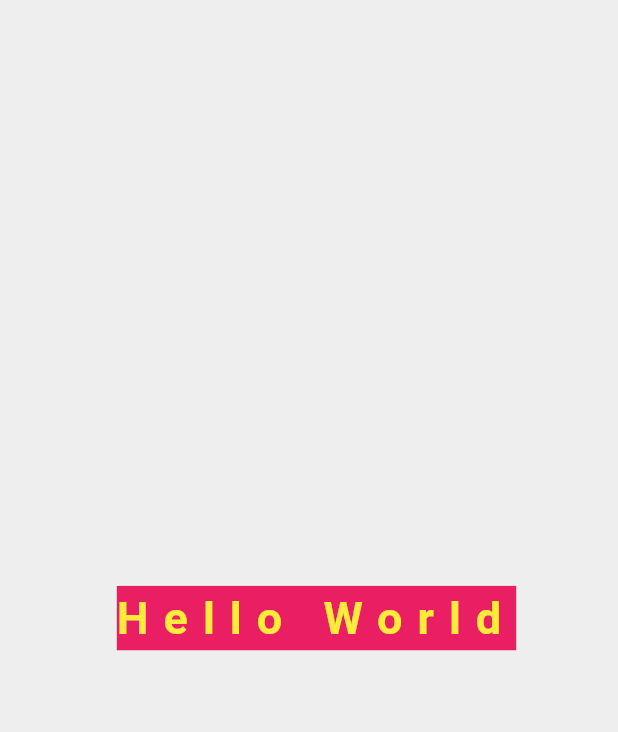
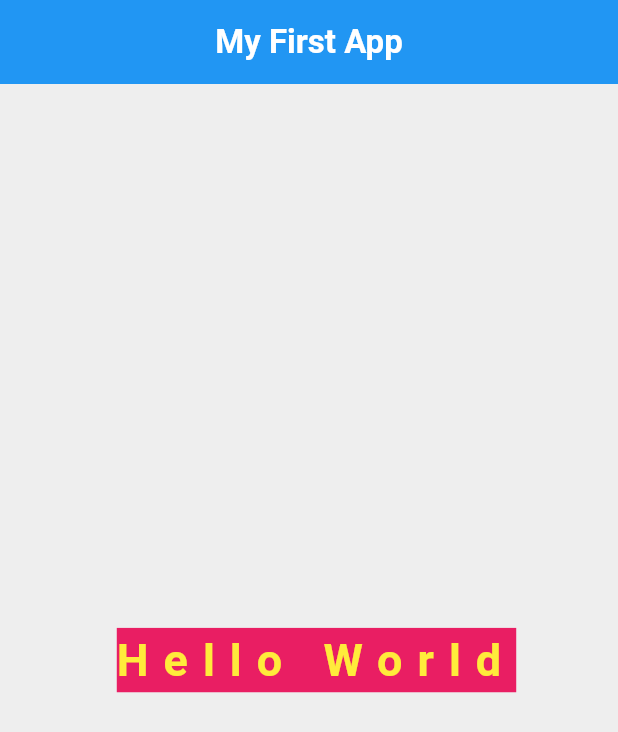
Before and after one commit to MuhShoaib/training_, a Flutter app: the screen it shows after launch, on a phone screen of 412 x 824 dp. Shown: the top 732 px of the screen. Run offline on Flutter 3.47's test engine with Material 3 defaults, Android fonts, the phone set to English and light mode, and no system bars.

Commit message:
add app_bar

```diff
--- a/lib/views/login.dart
+++ b/lib/views/login.dart
@@ -6,14 +6,14 @@ class Login extends StatelessWidget {
   @override
   Widget build(BuildContext context) {
     return Scaffold(
-      // appBar: AppBar(
-      //   centerTitle: true,
-      //   title: Text(
-      //     "My First App",
-      //     style: TextStyle(color: Colors.white, fontWeight: FontWeight.w600),
-      //   ),
-      //   backgroundColor: Colors.blue,
-      // ),
+      appBar: AppBar(
+        centerTitle: true,
+        title: Text(
+          "My First App",
+          style: TextStyle(color: Colors.white, fontWeight: FontWeight.w600),
+        ),
+        backgroundColor: Colors.blue,
+      ),
       body: Center(
         child: Text(
           "Hello World",
```
